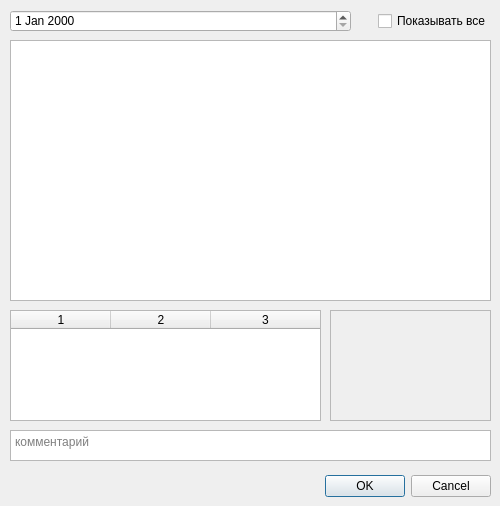
Above: src/oneexecutiondialog.ui from yantayga/Diary before the change. Below: the same form after it.
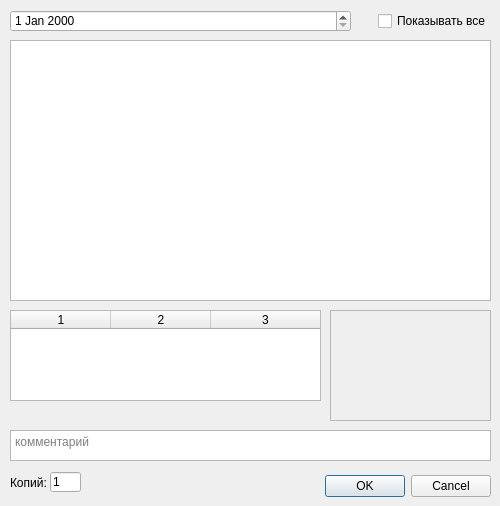
That is the form after the change.

Commit message: More than one exercise for input

Patch:
```diff
--- a/src/oneexecutiondialog.ui
+++ b/src/oneexecutiondialog.ui
@@ -48,7 +48,7 @@
      <x>10</x>
      <y>310</y>
      <width>311</width>
-     <height>111</height>
+     <height>91</height>
     </rect>
    </property>
    <property name="columnCount">
@@ -134,6 +134,35 @@
     <string>Показывать все</string>
    </property>
   </widget>
+  <widget class="QLabel" name="label">
+   <property name="geometry">
+    <rect>
+     <x>10</x>
+     <y>476</y>
+     <width>47</width>
+     <height>13</height>
+    </rect>
+   </property>
+   <property name="text">
+    <string>Копий:</string>
+   </property>
+   <property name="textFormat">
+    <enum>Qt::PlainText</enum>
+   </property>
+  </widget>
+  <widget class="QLineEdit" name="NumOfCopies">
+   <property name="geometry">
+    <rect>
+     <x>50</x>
+     <y>472</y>
+     <width>31</width>
+     <height>20</height>
+    </rect>
+   </property>
+   <property name="text">
+    <string>1</string>
+   </property>
+  </widget>
  </widget>
  <resources/>
  <connections>
```
The commit also changes 2 other files.
